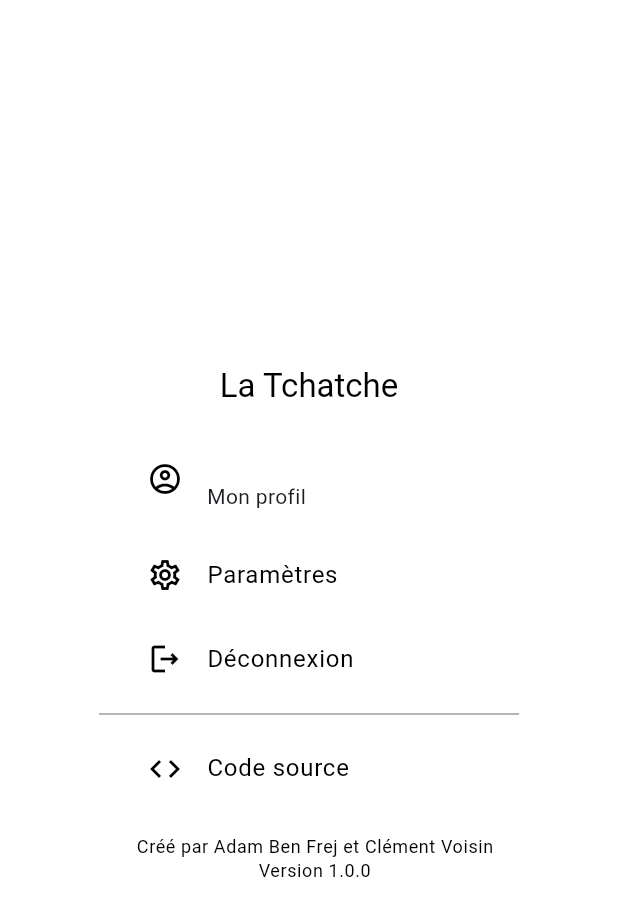
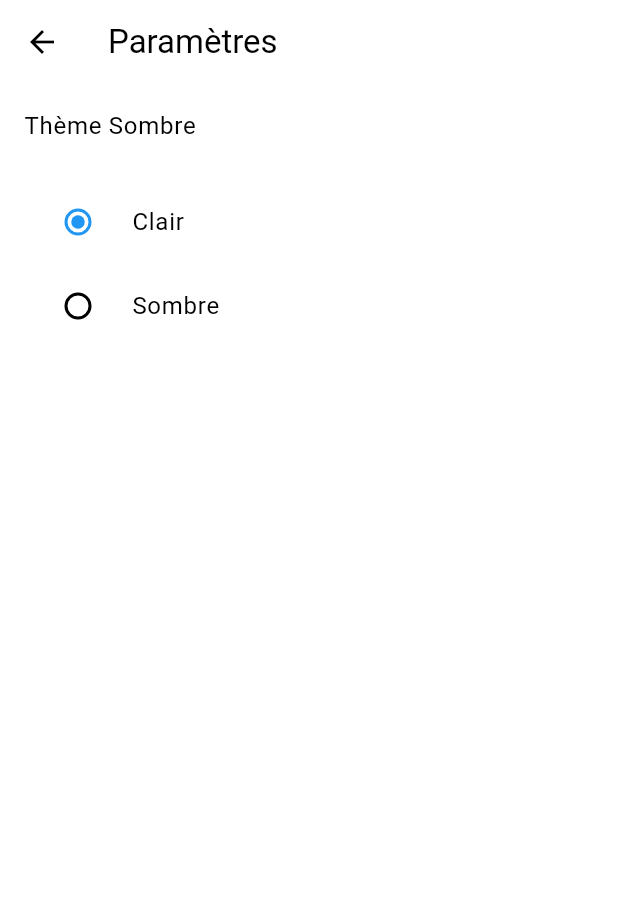
Before and after one commit to Garou1111/LaTchatche_mobile, a Flutter app: the AccountModal widget shown alone on an empty page, opened directly, after a tap on "Paramètres", on a phone screen of 412 x 824 dp. Shown: the top 916 px of the screen. Run offline on Flutter 3.47's test engine with Material 3 defaults, Android fonts, the phone set to English and light mode, and no system bars; drawn by our look-alikes of dynamic_color; our stand-ins replace flutter_dotenv, shared_preferences; accounts and stored records are empty.

Commit message:
feat(screens/settings): écran paramètre avec mode clair/sombre

```diff
--- a/lib/screens/account_modal.dart
+++ b/lib/screens/account_modal.dart
@@ -2,6 +2,7 @@ import 'package:flutter/material.dart';
 import 'package:latchatche_mobile/screens/welcome.dart';
 import 'package:shared_preferences/shared_preferences.dart';
 import 'package:url_launcher/url_launcher.dart';
+import 'package:latchatche_mobile/screens/settings.dart';
 
 class AccountModal extends StatelessWidget {
   const AccountModal({super.key});
@@ -29,11 +30,18 @@ class AccountModal extends StatelessWidget {
                       subtitle: 'Mon profil',
                       Icons.account_circle_outlined,
                       onTap: () {},
+                      context: context, // Pass context to _listItem
                     ),
                     _listItem(
                       'Paramètres',
                       Icons.settings_outlined,
-                      onTap: () {},
+                      onTap: () async {
+                        Navigator.push(
+                          context,
+                          MaterialPageRoute(builder: (context) => SettingsScreen()),
+                        );
+                      },
+                      context: context, // Pass context to _listItem
                     ),
                     _listItem(
                       'Déconnexion',
@@ -48,6 +56,7 @@ class AccountModal extends StatelessWidget {
                               (route) => false,
                         );
                       },
+                      context: context, // Pass context to _listItem
                     ),
                     const SizedBox(height: 8),
                     const Divider(color: Colors.grey, height: 1),
@@ -64,12 +73,11 @@ class AccountModal extends StatelessWidget {
                           await launchUrl(url);
                         }
                       },
+                      context: context, // Pass context to _listItem
                     ),
                   ],
                 ),
                 const SizedBox(height: 16),
-                // const Divider(height: 1, color: Colors.grey),
-                // const SizedBox(height: 16),
                 Row(
                   mainAxisAlignment: MainAxisAlignment.center,
                   children: [
@@ -96,15 +104,22 @@ class AccountModal extends StatelessWidget {
       IconData icon, {
         required Function() onTap,
         String? subtitle,
+        required BuildContext context, // Add context parameter
       }) {
     return ListTile(
       contentPadding: const EdgeInsets.only(left: 32, right: 32),
       leading: Icon(icon),
       title: Text(title),
       onTap: onTap,
-      subtitle:
-          subtitle != null
-              ? Text(subtitle, style: ThemeData().textTheme.bodySmall)
+      subtitle: subtitle != null
+          ? Text(
+        subtitle,
+        style: TextStyle(
+          color: Theme.of(context).brightness == Brightness.dark
+              ? Colors.white70// Change subtitle color to white in dark mode
+              : null, // Default color for light mode (inherits from theme)
+        ),
+      )
           : null,
     );
   }
--- /dev/null
+++ b/lib/screens/settings.dart
@@ -0,0 +1,54 @@
+import 'package:flutter/material.dart';
+import 'package:provider/provider.dart';
+import 'package:latchatche_mobile/theme_provider.dart';
+
+class SettingsScreen extends StatelessWidget {
+  @override
+  Widget build(BuildContext context) {
+    return Scaffold(
+      appBar: AppBar(title: Text('Paramètres')),
+      body: Column(
+        children: [
+          ListTile(
+            title: Text('Thème Sombre'),
+            trailing: Switch(
+              value: Provider.of<ThemeProvider>(context).themeMode == ThemeMode.dark,
+              onChanged: (value) {
+                Provider.of<ThemeProvider>(context, listen: false)
+                    .toggleTheme(value ? ThemeMode.dark : ThemeMode.light);
+              },
+            ),
+          ),
+          ListTile(
+            subtitle: Column(
+              children: [
+                RadioListTile<ThemeMode>(
+                  title: Text('Clair'),
+                  value: ThemeMode.light,
+                  groupValue: Provider.of<ThemeProvider>(context).themeMode,
+                  onChanged: (ThemeMode? value) {
+                    if (value != null) {
+                      Provider.of<ThemeProvider>(context, listen: false)
+                          .toggleTheme(value);
+                    }
+                  },
+                ),
+                RadioListTile<ThemeMode>(
+                  title: Text('Sombre'),
+                  value: ThemeMode.dark,
+                  groupValue: Provider.of<ThemeProvider>(context).themeMode,
+                  onChanged: (ThemeMode? value) {
+                    if (value != null) {
+                      Provider.of<ThemeProvider>(context, listen: false)
+                          .toggleTheme(value);
+                    }
+                  },
+                ),
+              ],
+            ),
+          ),
+        ],
+      ),
+    );
+  }
+}
--- /dev/null
+++ b/lib/theme_provider.dart
@@ -0,0 +1,14 @@
+import 'package:flutter/material.dart';
+
+class ThemeProvider with ChangeNotifier {
+  // Default theme is light
+  ThemeMode _themeMode = ThemeMode.light;
+
+  ThemeMode get themeMode => _themeMode;
+
+  // Function to toggle the theme mode
+  void toggleTheme(ThemeMode mode) {
+    _themeMode = mode;
+    notifyListeners();
+  }
+}
--- a/pubspec.yaml
+++ b/pubspec.yaml
@@ -10,6 +10,7 @@ dependencies:
   dynamic_color: ^1.7.0
   flutter:
     sdk: flutter
+  provider: ^6.0.0
   flutter_dotenv: ^5.2.1
   http: ^1.3.0
   shared_preferences: ^2.5.3
```
Also changed, not shown: lib/main.dart (+13 -3 lines), lib/widgets/message.dart (+8 -2 lines). Lines whose indentation alone changed are shown as unchanged.
